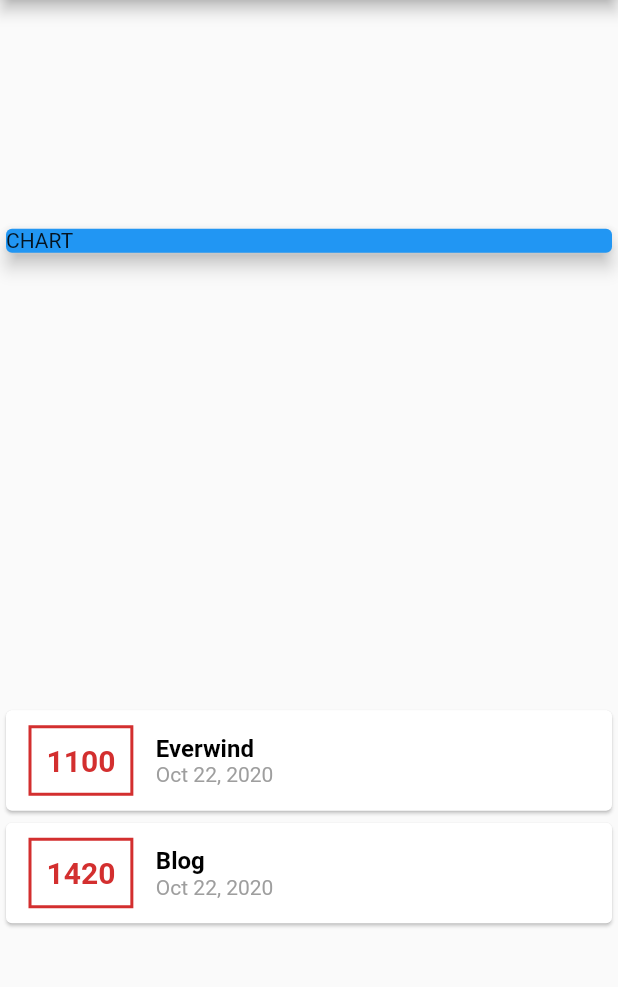
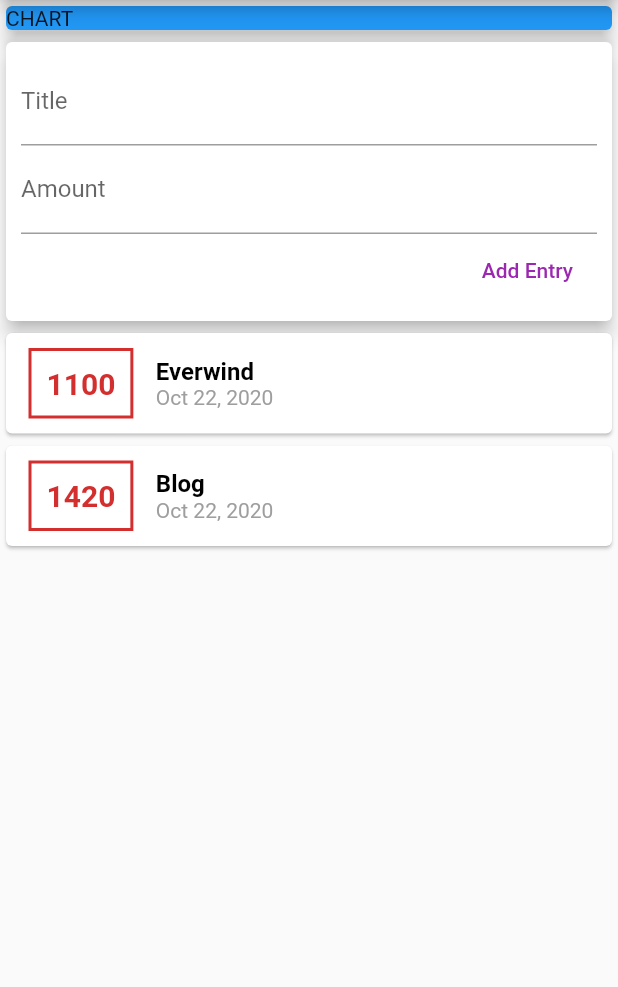
Before and after one commit to ddonche/progress_tracker, a Flutter app: the screen it shows after launch, on a phone screen of 412 x 824 dp, the part 84-1071 px from its top. Run offline on Flutter 3.47's test engine with Material 2 defaults, Android fonts, the phone set to English and light mode, and no system bars.

Commit message:
added text inputs

```diff
--- a/lib/main.dart
+++ b/lib/main.dart
@@ -38,7 +38,7 @@ class MyHomePage extends StatelessWidget {
         title: Text('Personal Tracker'),
       ),
       body: Column(
-        mainAxisAlignment: MainAxisAlignment.spaceAround,
+        // mainAxisAlignment: MainAxisAlignment.start,
         children: <Widget>[
           Container(
             width: double.infinity,
@@ -46,6 +46,28 @@ class MyHomePage extends StatelessWidget {
               color: Colors.blue,
               child: Text('CHART'),
               elevation: 5,
+            ),
+          ),
+          Card(
+            elevation: 5,
+            child: Container(
+              padding: EdgeInsets.all(10),
+              child: Column(
+                crossAxisAlignment: CrossAxisAlignment.end,
+                children: <Widget>[
+                  TextField(
+                    decoration: InputDecoration(labelText: 'Title'),
+                  ),
+                  TextField(
+                    decoration: InputDecoration(labelText: 'Amount'),
+                  ),
+                  FlatButton(
+                    child: Text('Add Entry'),
+                    textColor: Colors.purple,
+                    onPressed: () {},
+                  ),
+                ],
+              ),
             ),
           ),
           Column(
```
